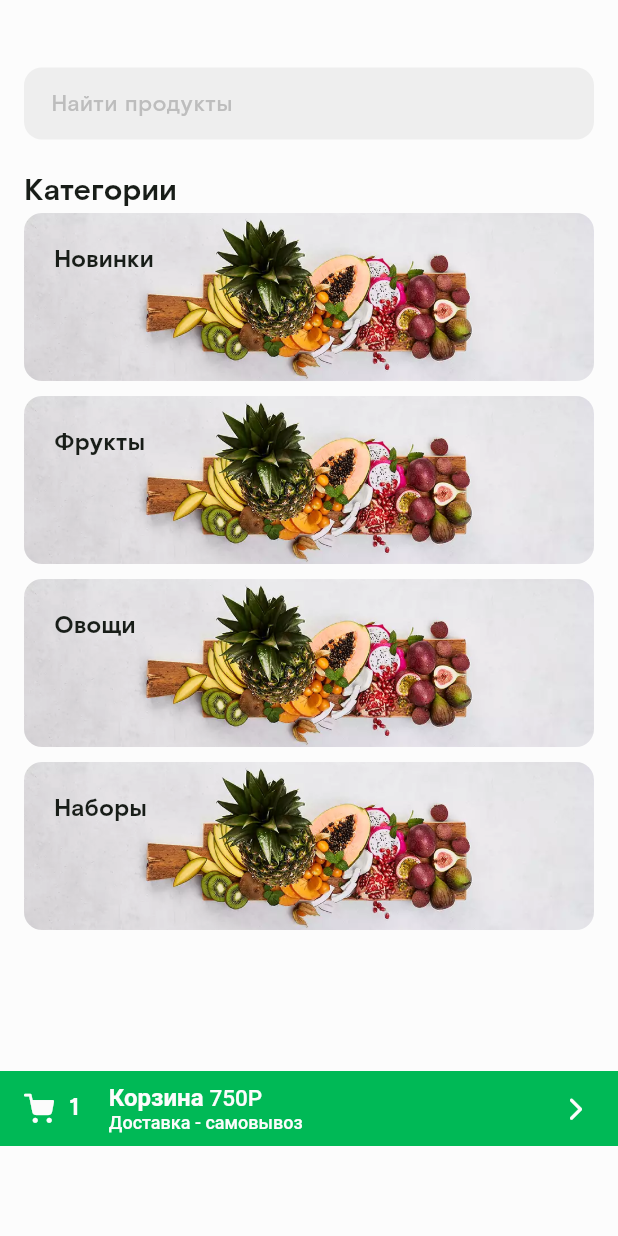
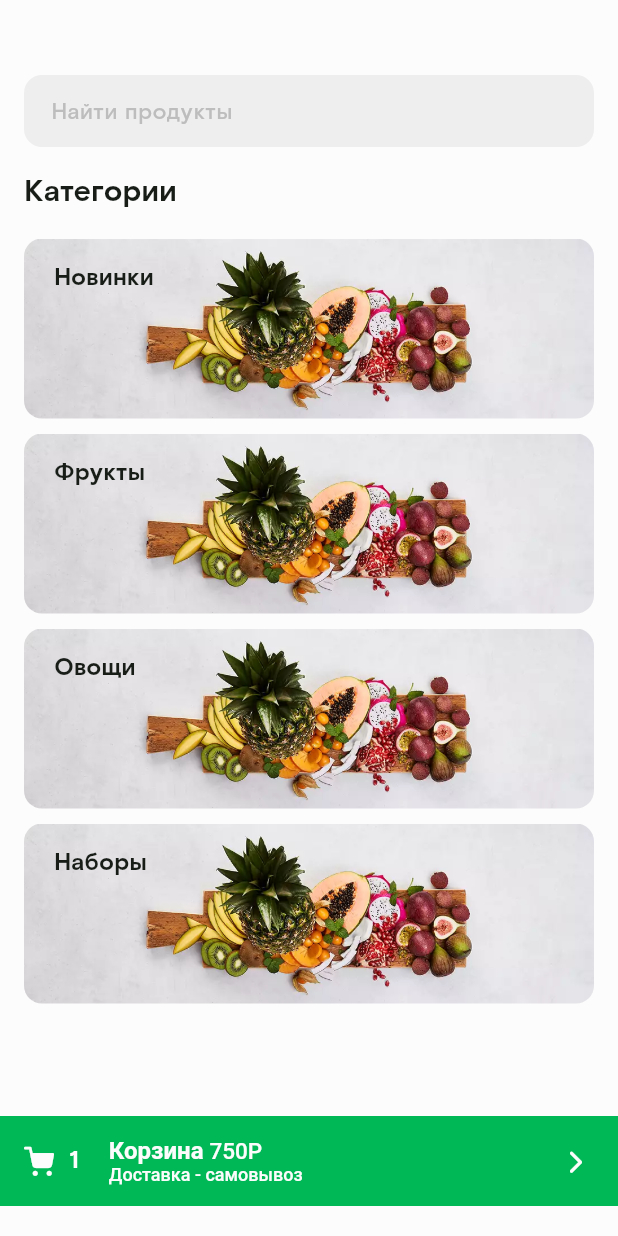
Before and after one commit to MunIine/dorimol, a Flutter app: the screen it shows after launch, on a phone screen of 412 x 824 dp. Run offline on Flutter 3.47's test engine with Material 3 defaults, Android fonts, the phone set to English and light mode, and no system bars.

Commit message:
Little fix ui

```diff
--- /dev/null
+++ b/lib/screens/catalog/catalog.dart
@@ -0,0 +1,12 @@
+import 'package:flutter/material.dart';
+
+class CatalogScreen extends StatelessWidget {
+  const CatalogScreen({super.key});
+
+  @override
+  Widget build(BuildContext context) {
+    return Scaffold(
+      appBar: AppBar(),
+    );
+  }
+}
--- a/lib/screens/categories/categories.dart
+++ b/lib/screens/categories/categories.dart
@@ -11,15 +11,17 @@ class CategoriesScreen extends StatelessWidget {
   Widget build(BuildContext context) {
     return Scaffold(
       body: Padding(
-        padding: const EdgeInsets.symmetric(horizontal: 16).copyWith(top: 45),
+        padding: const EdgeInsets.symmetric(horizontal: 16).copyWith(top: 50),
         child: Column(
           crossAxisAlignment: CrossAxisAlignment.start,
           children: [
             AppSearchBar(sliders: false),
-            SizedBox(height: 20),
+            SizedBox(height: 16),
             Text("Категории", style: AppText.h1),
+            SizedBox(height: 16),
             Expanded(
               child: ListView.separated(
+                padding: EdgeInsets.zero,
                 itemBuilder: (BuildContext context, int index) => CategoryCard(
                   image: CATEGORIESIMG[index],
                   child: Text(CATEGORIES[index], style: AppText.h2)
--- a/lib/screens/categories/widgets/category_card.dart
+++ b/lib/screens/categories/widgets/category_card.dart
@@ -1,3 +1,4 @@
+import 'package:dorimol/screens/catalog/catalog.dart';
 import 'package:dorimol/theme/app_colors.dart';
 import 'package:flutter/material.dart';
 
@@ -11,8 +12,10 @@ class CategoryCard extends StatelessWidget {
   Widget build(BuildContext context) {
     final colorTheme = Theme.of(context).extension<AppColors>()!;
 
-    return Container(
-      height: 112,
+    return GestureDetector(
+      onTap: () => Navigator.of(context).push(MaterialPageRoute(builder: (context) => CatalogScreen())),
+      child: Container(
+        height: 120,
         width: double.infinity,
         decoration: BoxDecoration(
           borderRadius: BorderRadius.circular(12),
@@ -23,8 +26,9 @@ class CategoryCard extends StatelessWidget {
           )
         ),
         child: Padding(
-        padding: EdgeInsets.all(20),
+          padding: EdgeInsets.only(top: 15).copyWith(left: 20),
           child: child,
+        ),
       ),
     );
   }
--- a/lib/widgets/bottom_nav_bar.dart
+++ b/lib/widgets/bottom_nav_bar.dart
@@ -12,9 +12,9 @@ class BottomNavBar extends StatelessWidget {
     final colorTheme = Theme.of(context).extension<AppColors>()!;
 
     return Padding(
-      padding: const EdgeInsets.only(bottom: 60),
+      padding: const EdgeInsets.only(bottom: 20),
       child: Container(
-        height: 50,
+        height: 60,
         width: double.infinity,
         color: colorTheme.seedColor,
         child: Padding(
```
Lines whose indentation alone changed are shown as unchanged.
